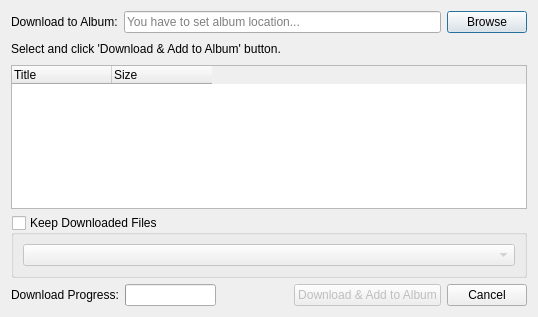
srazi/Saaghar, file src/qmusicplayer/audiorepodownloader.ui: the form before one commit.
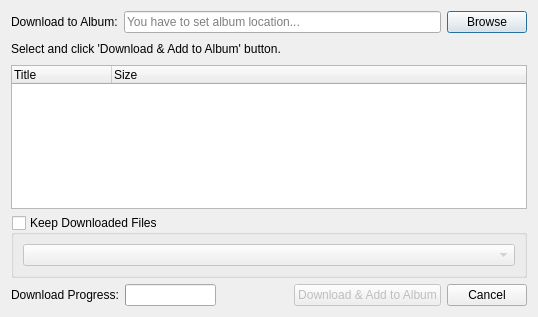
The form after the commit.

Patch:
```diff
--- a/src/qmusicplayer/audiorepodownloader.ui
+++ b/src/qmusicplayer/audiorepodownloader.ui
@@ -105,7 +105,7 @@
         <number>2</number>
        </property>
        <attribute name="headerStretchLastSection">
-        <bool>false</bool>
+        <bool>true</bool>
        </attribute>
        <column>
         <property name="text">
```
